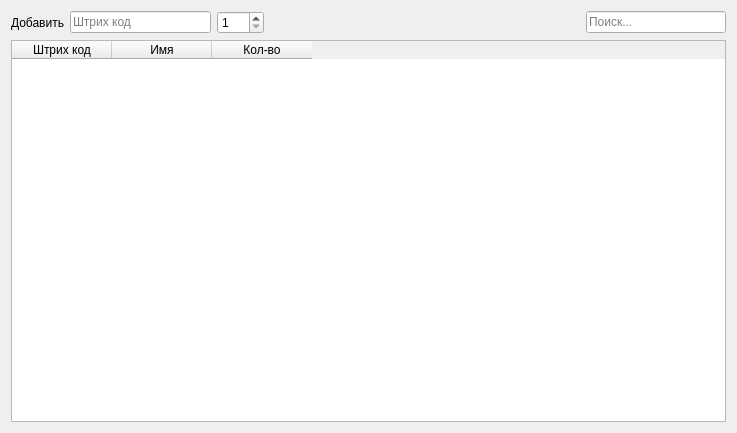
EfimovIB/AutoServiceManager, file warehousewidget.ui: the form before one commit.
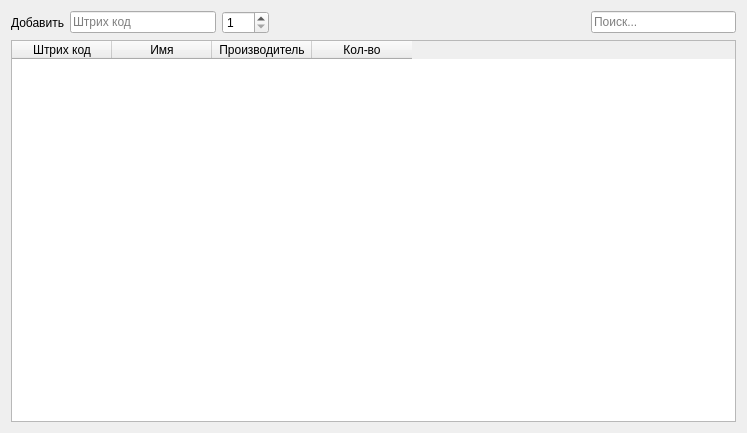
The form after the commit.

```diff
--- a/warehousewidget.ui
+++ b/warehousewidget.ui
@@ -6,15 +6,13 @@
    <rect>
     <x>0</x>
     <y>0</y>
-    <width>737</width>
+    <width>747</width>
     <height>433</height>
    </rect>
   </property>
   <property name="windowTitle">
    <string>Form</string>
   </property>
-  <layout class="QGridLayout" name="gridLayout_2">
-   <item row="0" column="0">
     <layout class="QGridLayout" name="gridLayout">
      <item row="0" column="0">
       <widget class="QLabel" name="label">
@@ -75,14 +73,17 @@
          <string>Имя</string>
         </property>
        </column>
+     <column>
+      <property name="text">
+       <string>Производитель</string>
+      </property>
+     </column>
        <column>
         <property name="text">
          <string>Кол-во</string>
         </property>
        </column>
       </widget>
-     </item>
-    </layout>
    </item>
   </layout>
  </widget>
```
Left out of the diff: 3 changed lines with no effect on the pictures. Lines whose indentation alone changed are shown as unchanged.
